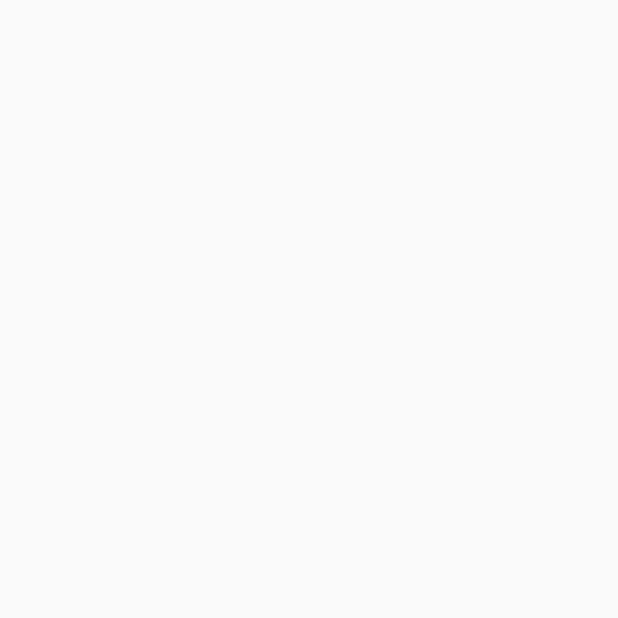
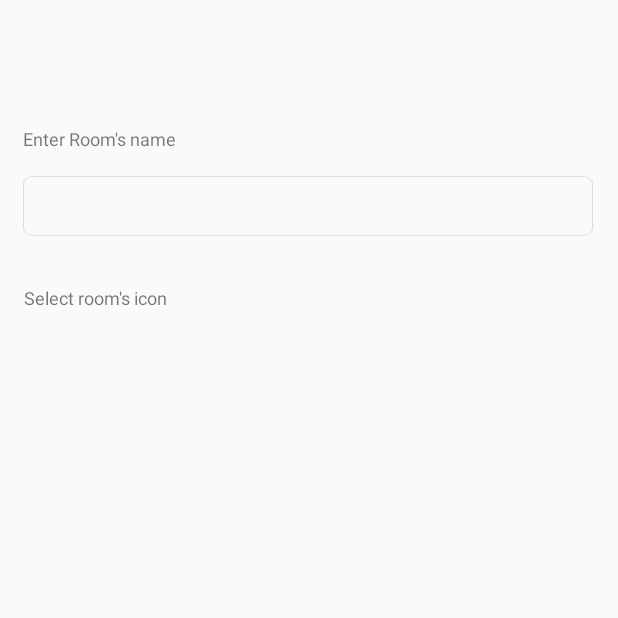
Before and after one commit to Joweroony/smart_house.kyudyakov, an Android app: the add_room screen opened directly, with no data from a screen before it, on a phone screen of 412 x 824 dp, the top half of it. Before the commit the part shown is empty. Run offline under Robolectric (Android 15) with nearby library versions, the phone set to English and light mode, and no system bars.

Commit message:
commit 14.10.22

```diff
--- a/app/src/main/res/layout/activity_add_room.xml
+++ b/app/src/main/res/layout/activity_add_room.xml
@@ -6,4 +6,67 @@
     android:layout_height="match_parent"
     tools:context=".add_room">
 
+    <TextView
+        android:id="@+id/textView"
+        android:layout_width="wrap_content"
+        android:layout_height="wrap_content"
+        android:text="Enter Room's name"
+        android:textAlignment="textStart"
+        android:textSize="12sp"
+        app:layout_constraintBottom_toTopOf="@+id/editTextTextPersonName"
+        app:layout_constraintEnd_toEndOf="parent"
+        app:layout_constraintHorizontal_bias="0.049"
+        app:layout_constraintStart_toStartOf="parent"
+        app:layout_constraintTop_toBottomOf="@+id/tableRow"
+        app:layout_constraintVertical_bias="0.729" />
+
+    <TableRow
+        android:id="@+id/tableRow"
+        android:layout_width="411dp"
+        android:layout_height="40dp"
+        app:layout_constraintBottom_toBottomOf="parent"
+        app:layout_constraintEnd_toEndOf="parent"
+        app:layout_constraintHorizontal_bias="0.0"
+        app:layout_constraintStart_toStartOf="parent"
+        app:layout_constraintTop_toTopOf="parent"
+        app:layout_constraintVertical_bias="0.0" />
+
+    <EditText
+        android:id="@+id/editTextTextPersonName"
+        android:layout_width="380dp"
+        android:layout_height="40dp"
+        android:background="@drawable/add_room_txt_plain"
+        android:ems="10"
+        android:inputType="textPersonName"
+        app:layout_constraintBottom_toBottomOf="parent"
+        app:layout_constraintEnd_toEndOf="parent"
+        app:layout_constraintHorizontal_bias="0.483"
+        app:layout_constraintStart_toStartOf="parent"
+        app:layout_constraintTop_toTopOf="parent"
+        app:layout_constraintVertical_bias="0.15" />
+
+    <TextView
+        android:id="@+id/textView3"
+        android:layout_width="wrap_content"
+        android:layout_height="wrap_content"
+        android:text="Select room's icon"
+        android:textSize="12sp"
+        app:layout_constraintBottom_toBottomOf="parent"
+        app:layout_constraintEnd_toEndOf="parent"
+        app:layout_constraintHorizontal_bias="0.051"
+        app:layout_constraintStart_toStartOf="parent"
+        app:layout_constraintTop_toBottomOf="@+id/editTextTextPersonName"
+        app:layout_constraintVertical_bias="0.05" />
+
+    <LinearLayout
+        android:layout_width="0dp"
+        android:layout_height="457dp"
+        android:orientation="horizontal"
+        app:layout_constraintBottom_toBottomOf="parent"
+        app:layout_constraintEnd_toEndOf="parent"
+        app:layout_constraintHorizontal_bias="0.0"
+        app:layout_constraintStart_toStartOf="parent"
+        app:layout_constraintTop_toTopOf="parent"
+        app:layout_constraintVertical_bias="1.0" />
+
 </androidx.constraintlayout.widget.ConstraintLayout>
```
Also changed, not shown: app/src/main/res/drawable/add_room_txt_plain.png (added), app/src/main/res/drawable/rectangle_add_room.png (added).
